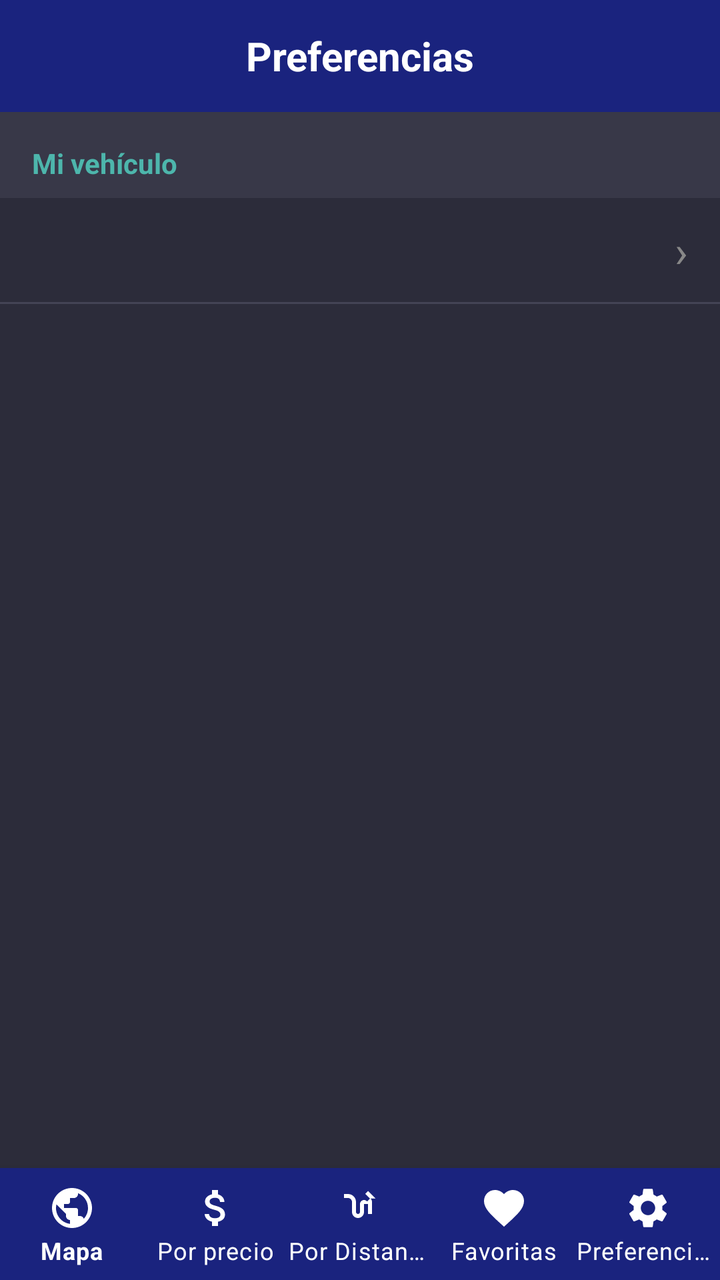
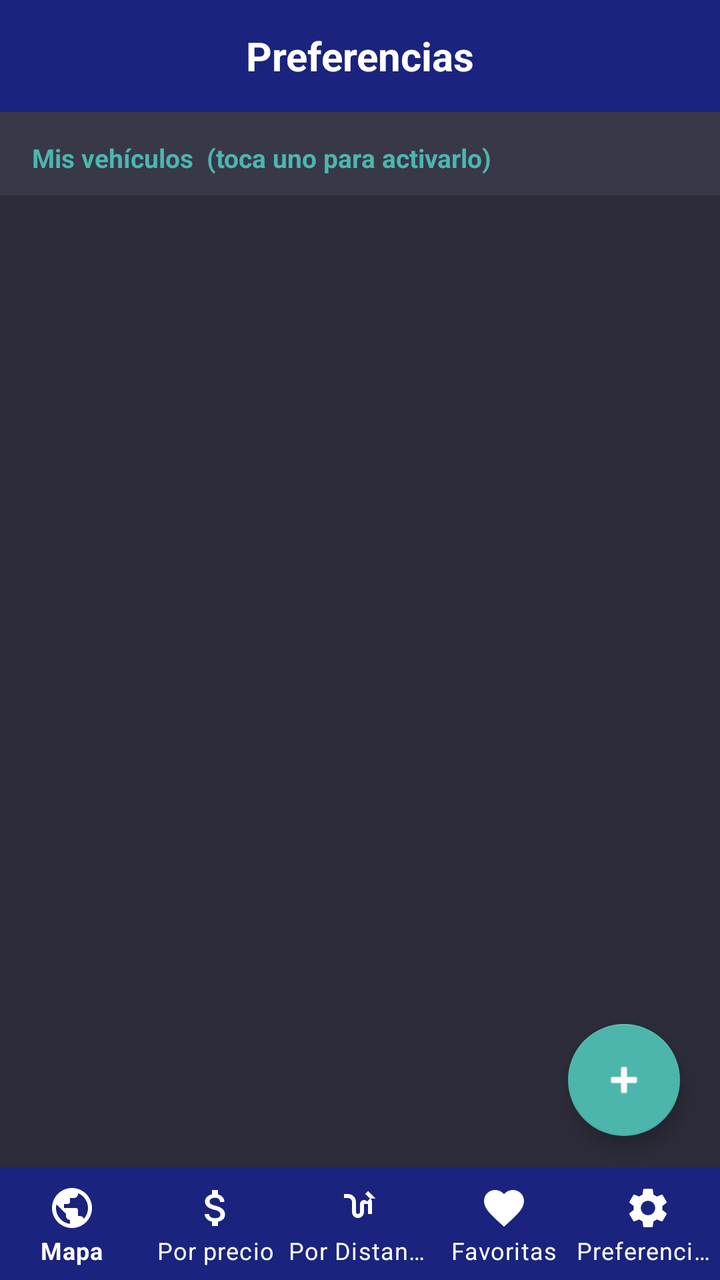

Two renders of the same Android screen: before a commit and after it. Below are the layout's source before the change and the commit's diff.
<!-- AndroidManifest.xml: application theme Theme.AhorraGas -->
<!-- res/layout/activity_preferences.xml -->
<?xml version="1.0" encoding="utf-8"?>
<LinearLayout xmlns:android="http://schemas.android.com/apk/res/android"
    xmlns:app="http://schemas.android.com/apk/res-auto"
    android:layout_width="match_parent"
    android:layout_height="match_parent"
    android:orientation="vertical"
    android:background="#2C2C3A">

    <LinearLayout
        android:layout_width="match_parent"
        android:layout_height="56dp"
        android:background="#1A237E"
        android:gravity="center"
        android:paddingHorizontal="16dp">

        <TextView
            android:layout_width="match_parent"
            android:layout_height="wrap_content"
            android:text="Preferencias"
            android:textColor="#FFFFFF"
            android:textSize="20sp"
            android:textStyle="bold"
            android:gravity="center" />
    </LinearLayout>

    <TextView
        android:layout_width="match_parent"
        android:layout_height="wrap_content"
        android:text="Mi vehículo"
        android:textColor="#4DB6AC"
        android:textSize="14sp"
        android:textStyle="bold"
        android:paddingHorizontal="16dp"
        android:paddingTop="16dp"
        android:paddingBottom="8dp"
        android:background="#383848" />

    <LinearLayout
        android:id="@+id/itemFuelType"
        android:layout_width="match_parent"
        android:layout_height="52dp"
        android:orientation="horizontal"
        android:gravity="center_vertical"
        android:paddingHorizontal="16dp"
        android:background="?attr/selectableItemBackground"
        android:clickable="true"
        android:focusable="true">

        <TextView
            android:id="@+id/tvCurrentFuel"
            android:layout_width="0dp"
            android:layout_height="wrap_content"
            android:layout_weight="1"
            android:textColor="#FFFFFF"
            android:textSize="16sp" />

        <TextView
            android:layout_width="wrap_content"
            android:layout_height="wrap_content"
            android:text="›"
            android:textColor="#888888"
            android:textSize="22sp" />
    </LinearLayout>

    <View
        android:layout_width="match_parent"
        android:layout_height="1dp"
        android:background="#444455" />

    <View
        android:layout_width="match_parent"
        android:layout_height="0dp"
        android:layout_weight="1" />

    <com.google.android.material.bottomnavigation.BottomNavigationView
        android:id="@+id/bottomNavPrefs"
        android:layout_width="match_parent"
        android:layout_height="wrap_content"
        android:background="#1A237E"
        app:menu="@menu/bottom_nav_menu"
        app:itemIconTint="@color/white"
        app:itemTextColor="@color/white"
        app:labelVisibilityMode="labeled" />

</LinearLayout>
<!-- resources referenced by this layout -->
<resources>
  <color name="white">#FFFFFF</color>
  <style name="Theme.AhorraGas" parent="Theme.MaterialComponents.DayNight.NoActionBar">
          <item name="colorPrimary">@color/primary</item>
          <item name="colorPrimaryVariant">@color/primary_dark</item>
          <item name="colorOnPrimary">@color/white</item>
          <item name="colorSecondary">@color/secondary</item>
          <item name="colorOnSecondary">@color/white</item>
          <item name="android:statusBarColor">@color/primary_dark</item>
      </style>
  <color name="primary">#1565C0</color>
  <color name="primary_dark">#0D47A1</color>
  <color name="secondary">#FF9800</color>
</resources>

<!-- the commit's change to res/layout/activity_preferences.xml (unified diff, before → after) -->
@@ -1,85 +1,91 @@
 <?xml version="1.0" encoding="utf-8"?>
-<LinearLayout xmlns:android="http://schemas.android.com/apk/res/android"
+<androidx.coordinatorlayout.widget.CoordinatorLayout
+    xmlns:android="http://schemas.android.com/apk/res/android"
     xmlns:app="http://schemas.android.com/apk/res-auto"
     android:layout_width="match_parent"
     android:layout_height="match_parent"
-    android:orientation="vertical"
     android:background="#2C2C3A">
 
+    
     <LinearLayout
         android:layout_width="match_parent"
-        android:layout_height="56dp"
-        android:background="#1A237E"
-        android:gravity="center"
-        android:paddingHorizontal="16dp">
+        android:layout_height="match_parent"
+        android:orientation="vertical">
 
+        
+        <LinearLayout
+            android:layout_width="match_parent"
+            android:layout_height="56dp"
+            android:background="#1A237E"
+            android:gravity="center"
+            android:paddingHorizontal="16dp">
+
+            <TextView
+                android:layout_width="match_parent"
+                android:layout_height="wrap_content"
+                android:text="Preferencias"
+                android:textColor="#FFFFFF"
+                android:textSize="20sp"
+                android:textStyle="bold"
+                android:gravity="center" />
+        </LinearLayout>
+
+        
         <TextView
             android:layout_width="match_parent"
             android:layout_height="wrap_content"
-            android:text="Preferencias"
-            android:textColor="#FFFFFF"
-            android:textSize="20sp"
+            android:text="Mis vehículos  (toca uno para activarlo)"
+            android:textColor="#4DB6AC"
+            android:textSize="13sp"
             android:textStyle="bold"
-            android:gravity="center" />
+            android:paddingHorizontal="16dp"
+            android:paddingTop="14dp"
+            android:paddingBottom="10dp"
+            android:background="#383848" />
+
+        
+        <androidx.core.widget.NestedScrollView
+            android:layout_width="match_parent"
+            android:layout_height="0dp"
+            android:layout_weight="1">
+
+            <LinearLayout
+                android:id="@+id/vehicleListContainer"
+                android:layout_width="match_parent"
+                android:layout_height="wrap_content"
+                android:orientation="vertical"
+                android:paddingHorizontal="12dp"
+                android:paddingTop="8dp"
+                android:paddingBottom="88dp" />
+
+        </androidx.core.widget.NestedScrollView>
+
+        
+        <com.google.android.material.bottomnavigation.BottomNavigationView
+            android:id="@+id/bottomNavPrefs"
+            android:layout_width="match_parent"
+            android:layout_height="wrap_content"
+            android:background="#1A237E"
+            app:menu="@menu/bottom_nav_menu"
+            app:itemIconTint="@color/white"
+            app:itemTextColor="@color/white"
+            app:labelVisibilityMode="labeled" />
+
     </LinearLayout>
 
-    <TextView
-        android:layout_width="match_parent"
+    
+    <com.google.android.material.floatingactionbutton.FloatingActionButton
+        android:id="@+id/fabAddVehicle"
+        android:layout_width="wrap_content"
         android:layout_height="wrap_content"
-        android:text="Mi vehículo"
-        android:textColor="#4DB6AC"
-        android:textSize="14sp"
-        android:textStyle="bold"
-        android:paddingHorizontal="16dp"
-        android:paddingTop="16dp"
-        android:paddingBottom="8dp"
-        android:background="#383848" />
+        android:layout_gravity="bottom|end"
+        android:layout_marginEnd="20dp"
+        android:layout_marginBottom="72dp"
+        android:contentDescription="Añadir vehículo"
+        app:srcCompat="@android:drawable/ic_input_add"
+        app:backgroundTint="#4DB6AC"
+        app:tint="@color/white"
+        app:fabSize="normal"
+        app:elevation="6dp" />
 
-    <LinearLayout
-        android:id="@+id/itemFuelType"
-        android:layout_width="match_parent"
-        android:layout_height="52dp"
-        android:orientation="horizontal"
-        android:gravity="center_vertical"
-        android:paddingHorizontal="16dp"
-        android:background="?attr/selectableItemBackground"
-        android:clickable="true"
-        android:focusable="true">
-
-        <TextView
-            android:id="@+id/tvCurrentFuel"
-            android:layout_width="0dp"
-            android:layout_height="wrap_content"
-            android:layout_weight="1"
-            android:textColor="#FFFFFF"
-            android:textSize="16sp" />
-
-        <TextView
-            android:layout_width="wrap_content"
-            android:layout_height="wrap_content"
-            android:text="›"
-            android:textColor="#888888"
-            android:textSize="22sp" />
-    </LinearLayout>
-
-    <View
-        android:layout_width="match_parent"
-        android:layout_height="1dp"
-        android:background="#444455" />
-
-    <View
-        android:layout_width="match_parent"
-        android:layout_height="0dp"
-        android:layout_weight="1" />
-
-    <com.google.android.material.bottomnavigation.BottomNavigationView
-        android:id="@+id/bottomNavPrefs"
-        android:layout_width="match_parent"
-        android:layout_height="wrap_content"
-        android:background="#1A237E"
-        app:menu="@menu/bottom_nav_menu"
-        app:itemIconTint="@color/white"
-        app:itemTextColor="@color/white"
-        app:labelVisibilityMode="labeled" />
-
-</LinearLayout>
+</androidx.coordinatorlayout.widget.CoordinatorLayout>
